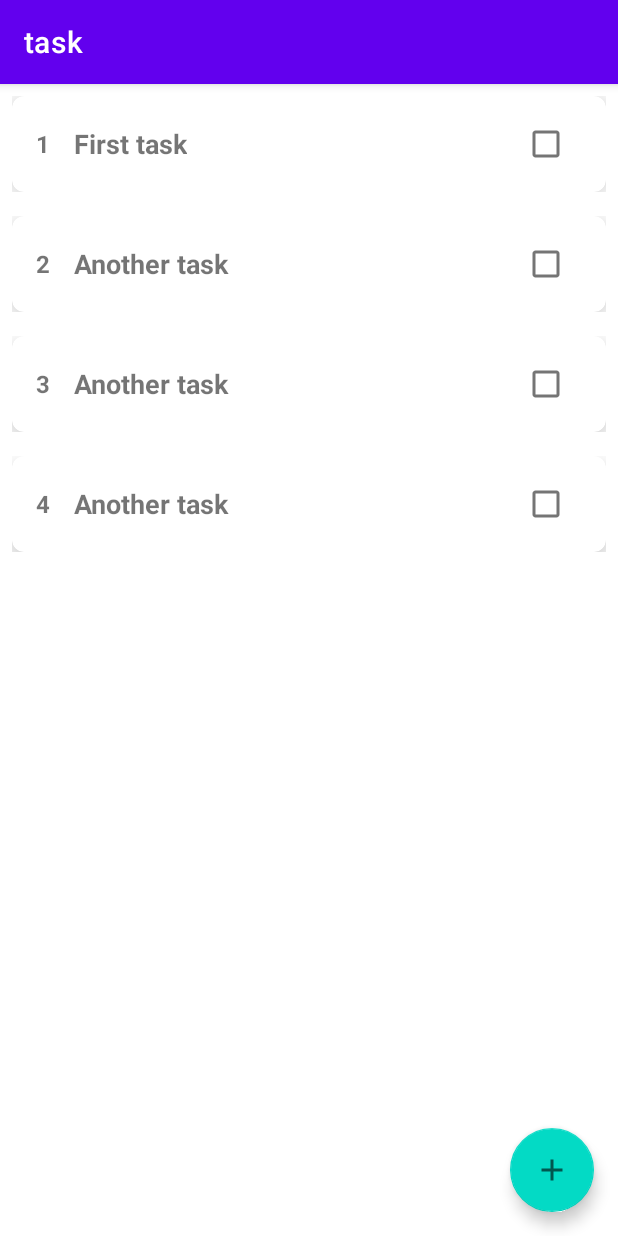
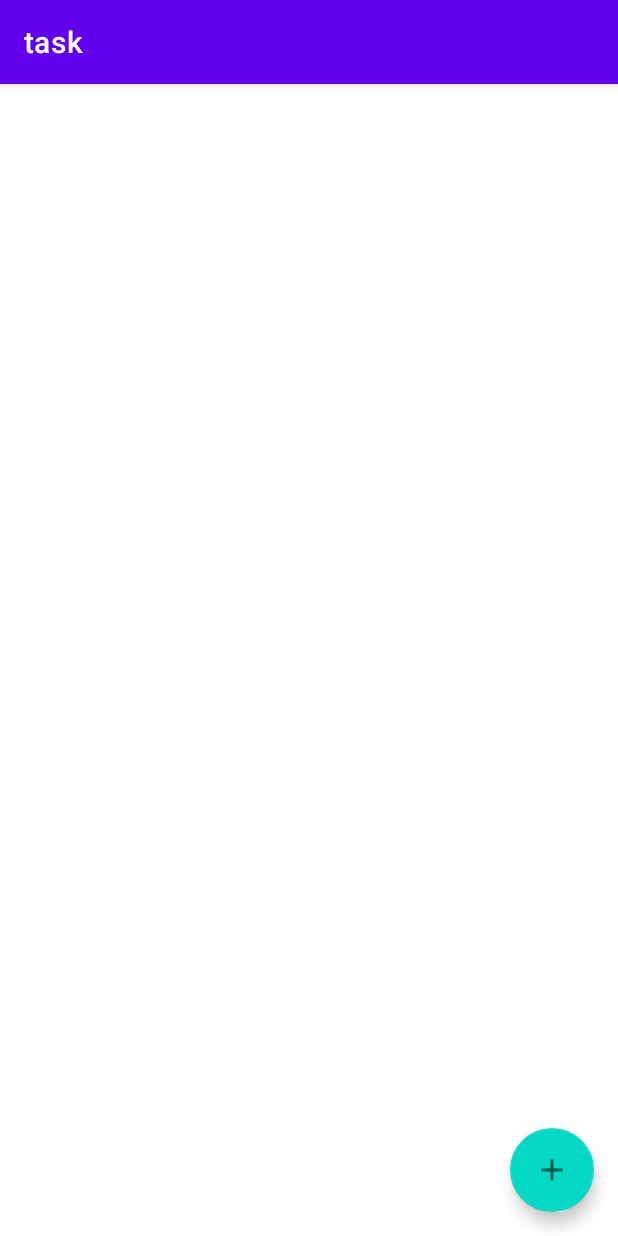
Before and after one commit to Sagr32/simple-task-app, an Android app: the screen it shows after launch (MainActivity), on a phone screen of 412 x 824 dp. Run offline under Robolectric (Android 15) with nearby library versions, the light colour scheme and no system bars.

Commit message:
Insert and get Task from SQLite

```diff
--- a/app/src/main/java/com/sagr/task/MainActivity.java
+++ b/app/src/main/java/com/sagr/task/MainActivity.java
@@ -14,6 +14,7 @@ import com.google.android.material.bottomsheet.BottomSheetDialog;
 import com.google.android.material.floatingactionbutton.FloatingActionButton;
 import com.sagr.task.adapter.TaskRecViewAdapter;
 import com.sagr.task.models.Task;
+import com.sagr.task.utils.DataBaseAdapter;
 
 import java.util.ArrayList;
 import java.util.Random;
@@ -24,19 +25,20 @@ public class MainActivity extends AppCompatActivity {
     private RecyclerView recyclerView;
     private TaskRecViewAdapter adapter;
     private FloatingActionButton fab;
+    private DataBaseAdapter dataBaseAdapter;
     @Override
     protected void onCreate(Bundle savedInstanceState) {
         super.onCreate(savedInstanceState);
         setContentView(R.layout.activity_main);
+        dataBaseAdapter = new DataBaseAdapter(this);
+
         fab = findViewById(R.id.fab);
         final BottomSheetDialog bottomSheetDialog = new BottomSheetDialog(this);
         recyclerView = findViewById(R.id.recyclerView);
         adapter = new TaskRecViewAdapter();
         ArrayList<Task> tasks = new ArrayList<>();
-        tasks.add(new Task(1, "First task"));
-        tasks.add(new Task(2, "Another task"));
-        tasks.add(new Task(3, "Another task"));
-        tasks.add(new Task(4, "Another task"));
+        tasks = dataBaseAdapter.getIntery();
+
         adapter.setTaskArrayList(tasks);
         recyclerView.setAdapter(adapter);
         recyclerView.setLayoutManager(new LinearLayoutManager(this));
@@ -46,17 +48,21 @@ public class MainActivity extends AppCompatActivity {
             btnSave.setText("Add");
 
             final EditText editTitle = bottomSheetDialog.findViewById(R.id.editTaskTitle);
-            btnSave.setOnClickListener(v1 -> {
-           if(!editTitle.getText().toString().equals("")){
-               Random r = new Random();
-               int randomId = r.nextInt(1000);
+            btnSave.setOnClickListener(new View.OnClickListener() {
+                @Override
+                public void onClick(View v) {
+                    if(!editTitle.getText().toString().equals("")){
+                         ArrayList<Task> taskArrayList;
 
-               tasks.add(new Task(randomId, editTitle.getText().toString()));
-               adapter.setTaskArrayList(tasks);
-               Toast.makeText(this, "Success",Toast.LENGTH_SHORT).show();
-               bottomSheetDialog.hide();
-           }
-           });
+                        dataBaseAdapter.insertEntry(new Task(1, editTitle.getText().toString()));
+                        taskArrayList = dataBaseAdapter.getIntery();
+
+                        adapter.setTaskArrayList(taskArrayList);
+                        Toast.makeText(MainActivity.this, "Success",Toast.LENGTH_SHORT).show();
+                        bottomSheetDialog.hide();
+                    }
+                }
+            });
 
 
             bottomSheetDialog.show();
--- /dev/null
+++ b/app/src/main/java/com/sagr/task/utils/DataBaseAdapter.java
@@ -0,0 +1,84 @@
+package com.sagr.task.utils;
+
+import android.content.ContentValues;
+import android.content.Context;
+import android.database.Cursor;
+import android.database.sqlite.SQLiteDatabase;
+import android.database.sqlite.SQLiteOpenHelper;
+import android.util.Log;
+
+import androidx.annotation.Nullable;
+
+import com.sagr.task.models.Task;
+
+import java.util.ArrayList;
+
+public class DataBaseAdapter {
+    static DataBaseHelper databaseHelper;
+
+    public DataBaseAdapter(Context context) {
+        databaseHelper = new DataBaseHelper(context);
+    }
+
+
+
+    public long insertEntry(Task task){
+        int taskStatus = task.isDone()? 1:0;
+        SQLiteDatabase sqLiteDatabase =databaseHelper.getWritableDatabase();
+        ContentValues values = new ContentValues();
+        values.put(DataBaseHelper.COL_Title,task.getTaskTitle());
+        values.put(DataBaseHelper.COL_IsDone,taskStatus);
+        long id= sqLiteDatabase.insert(DataBaseHelper.TABLE_NAME,null,values);
+        return  id ;
+
+    }
+    public ArrayList<Task> getIntery(){
+        ArrayList<Task> taskArrayList =new ArrayList<>();
+        Cursor c;
+        SQLiteDatabase sqLiteDatabase =databaseHelper.getReadableDatabase();
+        String[] columns = {DataBaseHelper.COL_Id,DataBaseHelper.COL_Title,DataBaseHelper.COL_IsDone,};
+        c = sqLiteDatabase.query(DataBaseHelper.TABLE_NAME,columns,null,null,null,null,null);
+        while (c.moveToNext()){
+            Log.i("SQL",c.getString(1));
+            taskArrayList.add(new Task((c.getInt(0)),c.getString(1)));
+        }
+        return taskArrayList ;
+    }
+
+
+
+    public static class DataBaseHelper extends SQLiteOpenHelper{
+
+        public DataBaseHelper(@Nullable Context context) {
+            super(context, DATABASE_NAME, null, DATABASE_VERSION);
+        }
+
+
+
+        private static final int DATABASE_VERSION=1;
+        private static final String DATABASE_NAME="TASKS_Database.db";
+        private static final String TABLE_NAME="task_table";
+        private static final String COL_Id ="_id";
+        private static final String COL_Title="title";
+        private static final String COL_IsDone="isDone";
+        private static final String CREATE_MY_TABLE = "CREATE TABLE IF NOT EXISTS "+TABLE_NAME +" ("+COL_Id +" INTEGER NOT NULL PRIMARY KEY AUTOINCREMENT, "+
+                COL_Title +" TEXT NOT NULL, " + COL_IsDone + " INTEGER NOT NULL  );";
+
+
+        @Override
+        public void onCreate(SQLiteDatabase db) {
+            Log.i("SQL","Created");
+            db.execSQL(CREATE_MY_TABLE);
+
+        }
+
+        @Override
+        public void onUpgrade(SQLiteDatabase db, int oldVersion, int newVersion) {
+            Log.i("SQL","Updated");
+            db.execSQL("DROP TABLE IF EXISTS "+TABLE_NAME);
+            onCreate(db);
+        }
+    }
+
+
+}
```
